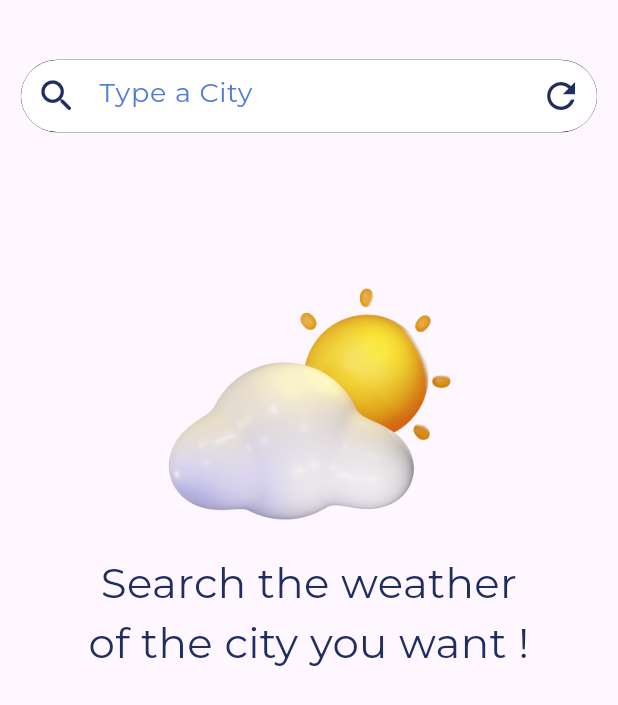
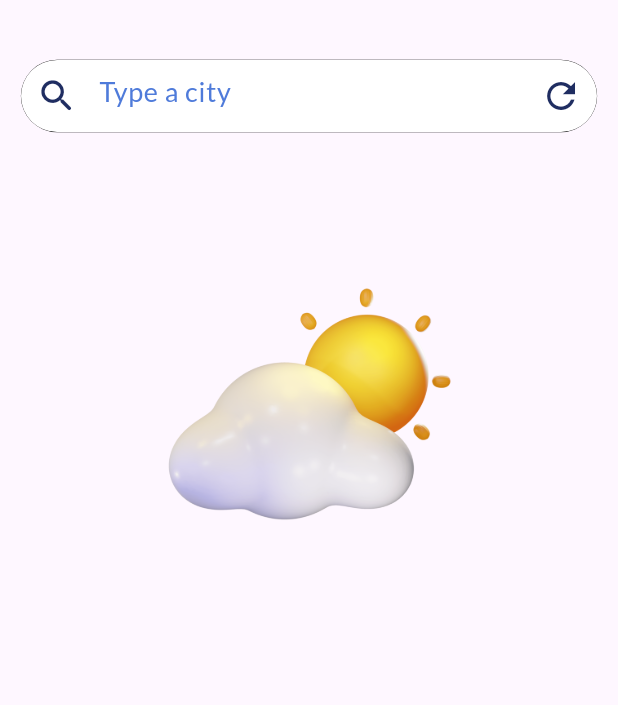
Before and after one commit to vovahost/weather, a Flutter app: the CityWeatherPage screen opened directly, on a phone screen of 412 x 824 dp. Shown: the top 705 px of the screen. Run offline on Flutter 3.47's test engine with Material 2 defaults, Android fonts, the phone set to English and light mode, and no system bars; our stand-ins replace bloc, connectivity_plus, dio, equatable, flutter_bloc, geolocator and 3 more; missing offline and left inert: android_intent_plus; accounts and stored records are empty; statements that could not run were skipped.

Commit message:
Improve layout and styles

```diff
--- a/lib/presentation/city_weather/ui/city_weather_page.dart
+++ b/lib/presentation/city_weather/ui/city_weather_page.dart
@@ -66,7 +66,7 @@ class _CityWeatherPageState extends State<CityWeatherPage> {
                                           .add(SearchCityWeather(value));
                                     },
                                     decoration: InputDecoration(
-                                      hintText: 'Type a City',
+                                      hintText: 'Type a city',
                                       hintStyle:
                                           subTitleTextStyle(fontSize: 18),
                                       border: InputBorder.none,
@@ -100,14 +100,6 @@ class _CityWeatherPageState extends State<CityWeatherPage> {
                                 Image.asset(
                                   'assets/3d/02d.png',
                                   height: size.height * 0.2,
-                                ),
-                                const Space(height: 16),
-                                Text(
-                                  'Search the weather \nof the city you want !',
-                                  textAlign: TextAlign.center,
-                                  style: titleTextStyle(
-                                      fontSize: 28,
-                                      fontWeight: FontWeight.w700),
                                 ),
                               ],
                             ),
@@ -244,7 +236,7 @@ class _CityWeatherPageState extends State<CityWeatherPage> {
                                         .add(SearchCityWeather(value));
                                   },
                                   decoration: InputDecoration(
-                                    hintText: 'Type a City',
+                                    hintText: 'Type a city',
                                     hintStyle: subTitleTextStyle(fontSize: 18),
                                     border: InputBorder.none,
                                     prefixIcon: Icon(
@@ -296,7 +288,7 @@ class _CityWeatherPageState extends State<CityWeatherPage> {
                                         .add(SearchCityWeather(value));
                                   },
                                   decoration: InputDecoration(
-                                    hintText: 'Type a City',
+                                    hintText: 'Type a city',
                                     hintStyle: subTitleTextStyle(fontSize: 18),
                                     border: InputBorder.none,
                                     prefixIcon: Icon(
--- a/lib/presentation/shared/resources/app_text_styles.dart
+++ b/lib/presentation/shared/resources/app_text_styles.dart
@@ -9,7 +9,7 @@ TextStyle titleTextStyle({
   double fontSize = 15,
   FontStyle fontStyle = FontStyle.normal,
 }) {
-  return GoogleFonts.montserrat(
+  return GoogleFonts.lato(
     fontSize: fontSize,
     color: isDark ? AppColors.darkTextColor : AppColors.textColor,
     fontStyle: fontStyle,
@@ -22,7 +22,7 @@ TextStyle subTitleTextStyle({
   double fontSize = 14,
   FontStyle fontStyle = FontStyle.normal,
 }) {
-  return GoogleFonts.montserrat(
+  return GoogleFonts.lato(
     fontSize: fontSize,
     color: isDark ? AppColors.dartSubtextColor : AppColors.subTextColor,
     fontWeight: fontWeight,
```
Also changed, not shown: lib/presentation/home/ui/home_page.dart (+30 -14 lines), lib/presentation/shared/widgets/weather_detail_widget.dart (+27 -19 lines).
